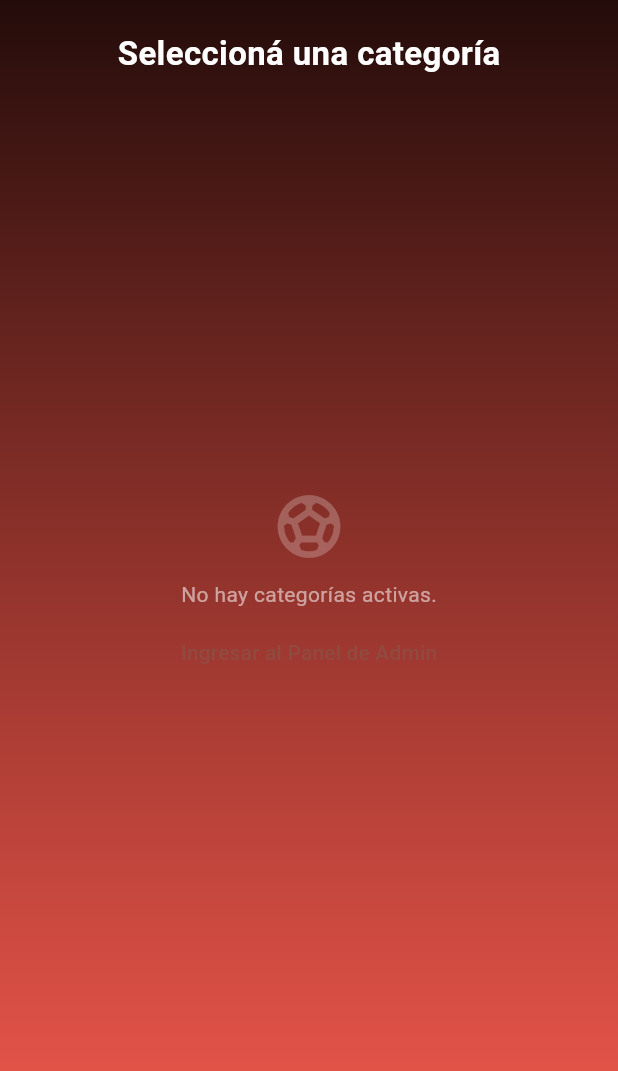
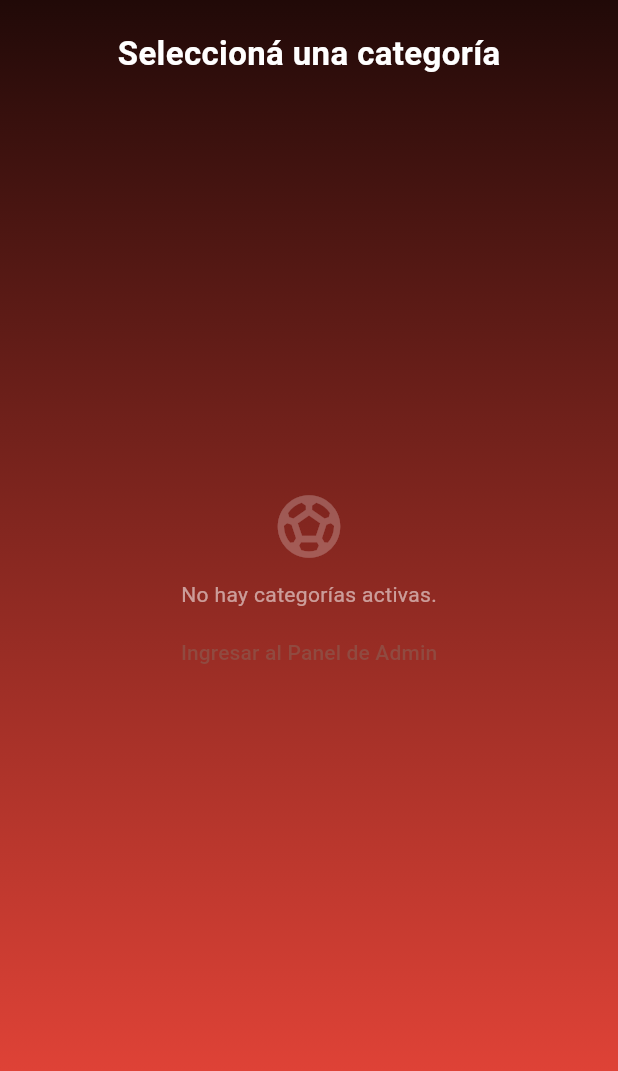
Before and after one commit to pauloprosdocimo13-eng/clubes_app_base, a Flutter app: the screen it shows after launch, on a phone screen of 412 x 824 dp, the part 165-1236 px from its top. Run offline on Flutter 3.47's test engine with Material 3 defaults, Android fonts, the phone set to English and light mode, and no system bars; our stand-ins replace cached_network_image, cloud_firestore, file_picker, firebase_auth, firebase_core, firebase_messaging and 7 more; missing offline and left inert: excel, file_saver, mobile_scanner; accounts and stored records are empty.

Commit message:
Etapa 4E-1 - Identidad visual dinamica por club

```diff
--- a/lib/mi_aplicacion.dart
+++ b/lib/mi_aplicacion.dart
@@ -1,5 +1,6 @@
 import 'package:flutter/material.dart';
 import 'configuracion/configuracion_app.dart';
+import 'tusede/servicios/contexto_club.dart';
 import 'pantallas/pantalla_splash.dart';
 import 'package:flutter_localizations/flutter_localizations.dart';
 
@@ -11,9 +12,20 @@ class MiAplicacion extends StatelessWidget {
 
   @override
   Widget build(BuildContext context) {
+    // ============================================================
+    // ETAPA 4E-1B - IDENTIDAD GLOBAL TUSEDE
+    // ============================================================
+    // ContextoClub ya fue cargado antes de runApp().
+    // Sus colores tienen fallback automático a ConfiguracionApp.
+    final String nombreClub = ContextoClub.nombreClub.trim().isNotEmpty
+        ? ContextoClub.nombreClub.trim()
+        : config.nombreApp;
+    final Color colorPrimario = ContextoClub.colorPrimario;
+    final Color colorSecundario = ContextoClub.colorSecundario;
+
     return MaterialApp(
       navigatorKey: navigatorKey,
-      title: config.nombreApp,
+      title: nombreClub,
       debugShowCheckedModeBanner: false,
       localizationsDelegates: const [
         GlobalMaterialLocalizations.delegate,
@@ -24,14 +36,14 @@ class MiAplicacion extends StatelessWidget {
         Locale('es', 'AR'),
       ],
       theme: ThemeData(
-        primaryColor: config.colorPrimario,
+        primaryColor: colorPrimario,
         colorScheme: ColorScheme.fromSeed(
-          seedColor: config.colorPrimario,
-          secondary: config.colorSecundario,
+          seedColor: colorPrimario,
+          secondary: colorSecundario,
         ),
         useMaterial3: true,
         appBarTheme: AppBarTheme(
-          backgroundColor: config.colorPrimario,
+          backgroundColor: colorPrimario,
           foregroundColor: Colors.white,
         ),
       ),
--- a/lib/pantallas/pantalla_seleccion.dart
+++ b/lib/pantallas/pantalla_seleccion.dart
@@ -1,6 +1,7 @@
 import 'package:flutter/material.dart';
 import 'package:cloud_firestore/cloud_firestore.dart';
 import '../configuracion/configuracion_app.dart';
+import '../tusede/servicios/contexto_club.dart';
 import '../servicios/servicio_aviso_entrada.dart';
 import '../servicios/servicio_version.dart';
 import '../widgets/estado_carga.dart';
@@ -40,6 +41,17 @@ class _PantallaSeleccionState extends State<PantallaSeleccion> {
 
   @override
   Widget build(BuildContext context) {
+    // ============================================================
+    // ETAPA 4E-1D - IDENTIDAD DINAMICA TUSEDE
+    // ============================================================
+    final Color colorPrimario = ContextoClub.colorPrimario;
+    final Color colorSecundario = ContextoClub.colorSecundario;
+
+    final Color colorFondoSuperior = Color.alphaBlend(
+      Colors.black.withAlpha(170),
+      colorSecundario,
+    );
+
     return Scaffold(
       body: Container(
         decoration: BoxDecoration(
@@ -47,8 +59,8 @@ class _PantallaSeleccionState extends State<PantallaSeleccion> {
             begin: Alignment.topCenter,
             end: Alignment.bottomCenter,
             colors: [
-              Colors.black,
-              widget.config.colorPrimario.withOpacity(0.8),
+              colorFondoSuperior,
+              colorPrimario.withOpacity(0.88),
             ],
           ),
         ),
@@ -62,14 +74,14 @@ class _PantallaSeleccionState extends State<PantallaSeleccion> {
               if (snapshot.connectionState == ConnectionState.waiting) {
                 return EstadoCarga(
                   estado: TipoEstadoPantalla.cargando,
-                  colorPrimario: widget.config.colorPrimario,
+                  colorPrimario: colorPrimario,
                 );
               }
 
               if (snapshot.hasError) {
                 return EstadoCarga(
                   estado: TipoEstadoPantalla.error,
-                  colorPrimario: widget.config.colorPrimario,
+                  colorPrimario: colorPrimario,
                   onReintentar: () => setState(() {}),
                 );
               }
@@ -190,8 +202,7 @@ class _PantallaSeleccionState extends State<PantallaSeleccion> {
                                 child: ElevatedButton(
                                   style: ElevatedButton.styleFrom(
                                     backgroundColor: Colors.white,
-                                    foregroundColor:
-                                        widget.config.colorPrimario,
+                                    foregroundColor: colorPrimario,
                                     padding: const EdgeInsets.symmetric(
                                       vertical: 20,
                                     ),
```
Also changed, not shown: lib/pantallas/pantalla_inicio.dart (+53 -13 lines), lib/pantallas/pantalla_seleccion_actividad.dart (+60 -12 lines), lib/pantallas/pantalla_splash.dart (+34 -3 lines).
